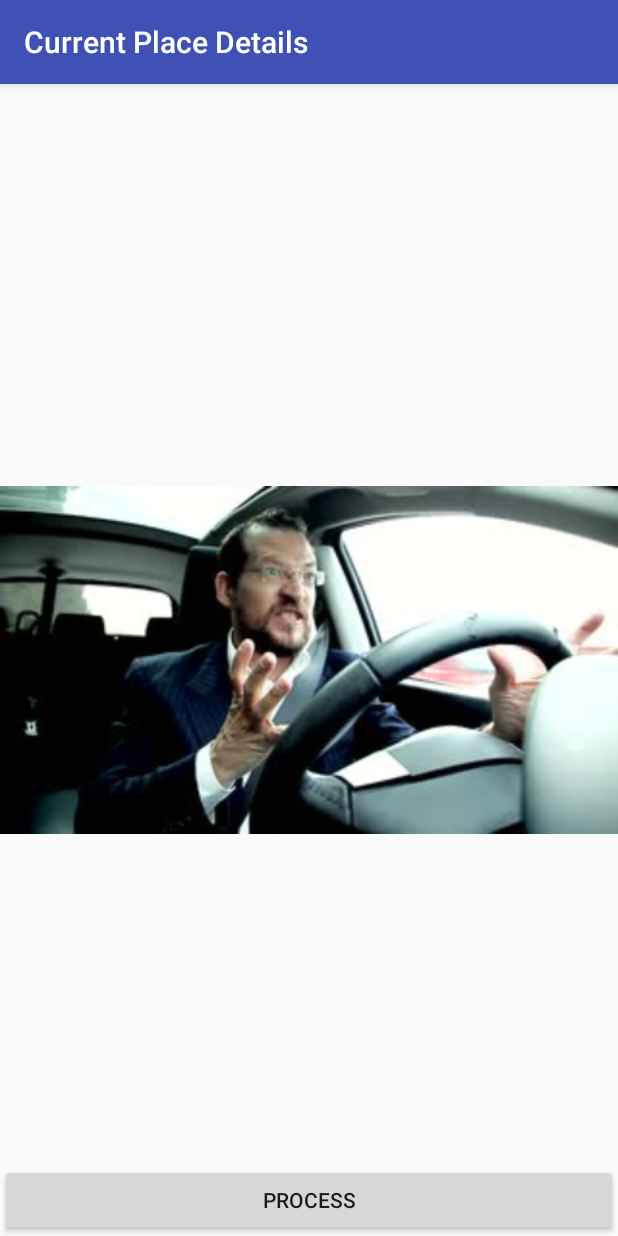
After one commit to rahul577/hackDTU, an Android app: the Emotions screen opened directly, with no data from a screen before it, on a phone screen of 412 x 824 dp. The commit adds this screen. Run offline under Robolectric (Android 15) with nearby library versions, the phone set to English and light mode, and no system bars; libraries missing offline, so code that uses them is left out: com.microsoft.projectoxford.

Commit message:
Add emotions

```diff
--- a/CurrentPlaceDetailsOnMap/app/build.gradle
+++ b/CurrentPlaceDetailsOnMap/app/build.gradle
@@ -32,7 +32,11 @@ dependencies {
     compile 'com.android.support:appcompat-v7:25.1.1'
     compile 'com.google.android.gms:play-services:11.2.0'
     compile 'com.microsoft.projectoxford:vision:1.0.374'
+    compile 'com.android.support.constraint:constraint-layout:1.0.2'
+    compile 'com.microsoft.projectoxford:emotion:1.0.355'
+
     testCompile 'junit:junit:4.12'
 }
 
+
 apply plugin: 'com.google.gms.google-services'
--- /dev/null
+++ b/CurrentPlaceDetailsOnMap/app/src/main/java/com/example/currentplacedetailsonmap/Emotions.java
@@ -0,0 +1,132 @@
+package com.example.currentplacedetailsonmap;
+
+import android.app.ProgressDialog;
+import android.graphics.Bitmap;
+import android.graphics.BitmapFactory;
+import android.os.AsyncTask;
+import android.os.Bundle;
+import android.support.v7.app.AppCompatActivity;
+import android.util.Log;
+import android.view.View;
+import android.widget.Button;
+import android.widget.ImageView;
+
+import com.microsoft.projectoxford.emotion.EmotionServiceClient;
+import com.microsoft.projectoxford.emotion.EmotionServiceRestClient;
+import com.microsoft.projectoxford.emotion.contract.RecognizeResult;
+import com.microsoft.projectoxford.emotion.contract.Scores;
+
+import java.io.ByteArrayInputStream;
+import java.io.ByteArrayOutputStream;
+import java.io.InputStream;
+import java.util.ArrayList;
+import java.util.Collections;
+import java.util.List;
+
+public class Emotions extends AppCompatActivity {
+
+    public EmotionServiceClient emotionServiceClient = new EmotionServiceRestClient("e8ced3a76fe946d3a862fa6068541884","https://westus.api.cognitive.microsoft.com/emotion/v1.0");
+
+
+
+    @Override
+    protected void onCreate(Bundle savedInstanceState) {
+        super.onCreate(savedInstanceState);
+        setContentView(R.layout.activity_emotions);
+
+        final Bitmap mBitmap = BitmapFactory.decodeResource(getResources(),R.drawable.angryman);
+        final ImageView imageView = (ImageView)findViewById(R.id.imageView);
+        imageView.setImageBitmap(mBitmap);
+
+        Button btnPRocess = (Button)findViewById(R.id.btnEmotion);
+        Log.i("message", "tester log message no 3");
+
+        //Convert image to stream
+        ByteArrayOutputStream outputStream = new ByteArrayOutputStream();
+        mBitmap.compress(Bitmap.CompressFormat.JPEG,100,outputStream);
+        final ByteArrayInputStream inputStream = new ByteArrayInputStream(outputStream.toByteArray());
+
+
+        btnPRocess.setOnClickListener(new View.OnClickListener() {
+            @Override
+            public void onClick(View v) {
+                Log.i("message", "tester log message no 2");
+                AsyncTask<InputStream,String,List<RecognizeResult>> emotionTask= new AsyncTask<InputStream,String,List<RecognizeResult>>()
+                {
+                    ProgressDialog mDialog = new ProgressDialog(Emotions.this);
+                    @Override
+                    protected List<RecognizeResult> doInBackground(InputStream... params) {
+                        try{
+                            publishProgress("Recognizing....");
+                            List<RecognizeResult> result = emotionServiceClient.recognizeImage(params[0]);
+                            return result;
+                        }
+                        catch (Exception ex)
+                        {
+                            return null;
+                        }
+                    }
+
+                    @Override
+                    protected void onPreExecute() {
+                        mDialog.show();
+                    }
+
+                    @Override
+                    protected void onPostExecute(List<RecognizeResult> recognizeResults) {
+                        mDialog.dismiss();
+                        for(RecognizeResult res : recognizeResults)
+                        {
+                            String status = getEmo(res);
+                            imageView.setImageBitmap(ImageHelper.drawRectOnBitmap(mBitmap,res.faceRectangle,status));
+                        }
+                    }
+
+                    @Override
+                    protected void onProgressUpdate(String... values) {
+                        mDialog.setMessage(values[0]);
+                    }
+                };
+
+                emotionTask.execute(inputStream);
+            }
+        });
+    }
+
+    private String getEmo(RecognizeResult res) {
+        List<Double> list = new ArrayList<>();
+        Scores scores = res.scores;
+
+        list.add(scores.anger);
+        list.add(scores.happiness);
+        list.add(scores.contempt);
+        list.add(scores.disgust);
+        list.add(scores.fear);
+        list.add(scores.neutral);
+        list.add(scores.sadness);
+        list.add(scores.surprise);
+
+        Collections.sort(list);
+
+        double maxNum = list.get(list.size() - 1);
+        if(maxNum == scores.anger)
+            return "Anger";
+        else if(maxNum == scores.happiness)
+            return "Happy";
+        else if(maxNum == scores.contempt)
+            return "Contemp";
+        else if(maxNum == scores.disgust)
+            return "Disgust";
+        else if(maxNum == scores.fear)
+            return "Fear";
+        else if(maxNum == scores.neutral)
+            return "Neutral";
+        else if(maxNum == scores.sadness)
+            return "Sadness";
+        else if(maxNum == scores.surprise)
+            return "Surprise";
+        else
+            return "Neutral";
+
+    }
+}
--- a/CurrentPlaceDetailsOnMap/app/src/main/java/com/example/currentplacedetailsonmap/MainActivity.java
+++ b/CurrentPlaceDetailsOnMap/app/src/main/java/com/example/currentplacedetailsonmap/MainActivity.java
@@ -29,7 +29,7 @@ public class MainActivity extends AppCompatActivity {
         super.onCreate(savedInstanceState);
         setContentView(R.layout.activity_main);
 
-        final Bitmap myBitmap= BitmapFactory.decodeResource(getResources(),R.drawable.sleeep);
+        final Bitmap myBitmap= BitmapFactory.decodeResource(getResources(),R.drawable.krituika);
         ImageView imageView=(ImageView)findViewById(R.id.imageView);
         Button button=(Button)findViewById(R.id.button);
         imageView.setImageBitmap(myBitmap);
--- /dev/null
+++ b/CurrentPlaceDetailsOnMap/app/src/main/res/layout/activity_emotions.xml
@@ -0,0 +1,21 @@
+<?xml version="1.0" encoding="utf-8"?>
+<RelativeLayout xmlns:android="http://schemas.android.com/apk/res/android"
+    xmlns:tools="http://schemas.android.com/tools"
+    android:id="@+id/activity_main"
+    android:layout_width="match_parent"
+    android:layout_height="match_parent"
+
+    tools:context="com.example.currentplacedetailsonmap.MainActivity">
+
+
+    <ImageView
+        android:id="@+id/imageView"
+        android:layout_width="match_parent"
+        android:layout_height="match_parent" />
+    <Button
+        android:id="@+id/btnEmotion"
+        android:text="Process"
+        android:layout_alignParentBottom="true"
+        android:layout_width="match_parent"
+        android:layout_height="wrap_content" />
+</RelativeLayout>
```
Also changed, not shown: CurrentPlaceDetailsOnMap/app/src/main/AndroidManifest.xml (+5 -5 lines), CurrentPlaceDetailsOnMap/app/src/main/java/com/example/currentplacedetailsonmap/ImageHelper.java (added, +51 -0 lines), CurrentPlaceDetailsOnMap/app/src/main/java/com/example/currentplacedetailsonmap/MapsActivityCurrentPlace.java (+24 -0 lines), CurrentPlaceDetailsOnMap/app/src/main/res/menu/current_place_menu.xml (+6 -5 lines), CurrentPlaceDetailsOnMap/app/src/main/res/drawable/angryman.jpg (added), CurrentPlaceDetailsOnMap/app/src/main/res/drawable/bike.jpg (added), CurrentPlaceDetailsOnMap/app/src/main/res/drawable/driving.jpg (added), CurrentPlaceDetailsOnMap/app/src/main/res/drawable/krituika.jpg (added), CurrentPlaceDetailsOnMap/app/src/main/res/drawable/man.jpg (added), CurrentPlaceDetailsOnMap/app/src/main/res/drawable/sleep.jpg (added).
